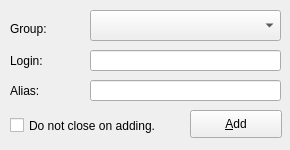
This is ui/AddContact.ui in 8102/QNetSoul as Qt 5 draws it before an edit. The edited form follows.
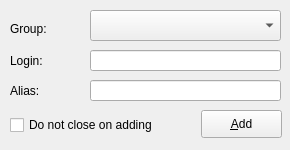
This is the edited form. Icons and pictures are not drawn.

The edit to the form file:
```diff
--- a/ui/AddContact.ui
+++ b/ui/AddContact.ui
@@ -32,9 +32,9 @@
   <widget class="QPushButton" name="addPushButton">
    <property name="geometry">
     <rect>
-     <x>190</x>
+     <x>201</x>
      <y>110</y>
-     <width>92</width>
+     <width>81</width>
      <height>28</height>
     </rect>
    </property>
@@ -75,13 +75,13 @@
    <property name="geometry">
     <rect>
      <x>10</x>
-     <y>110</y>
+     <y>115</y>
      <width>181</width>
-     <height>31</height>
+     <height>20</height>
     </rect>
    </property>
    <property name="text">
-    <string>Do not close on adding.</string>
+    <string>Do not close on adding</string>
    </property>
   </widget>
   <widget class="QComboBox" name="groupComboBox">
```
